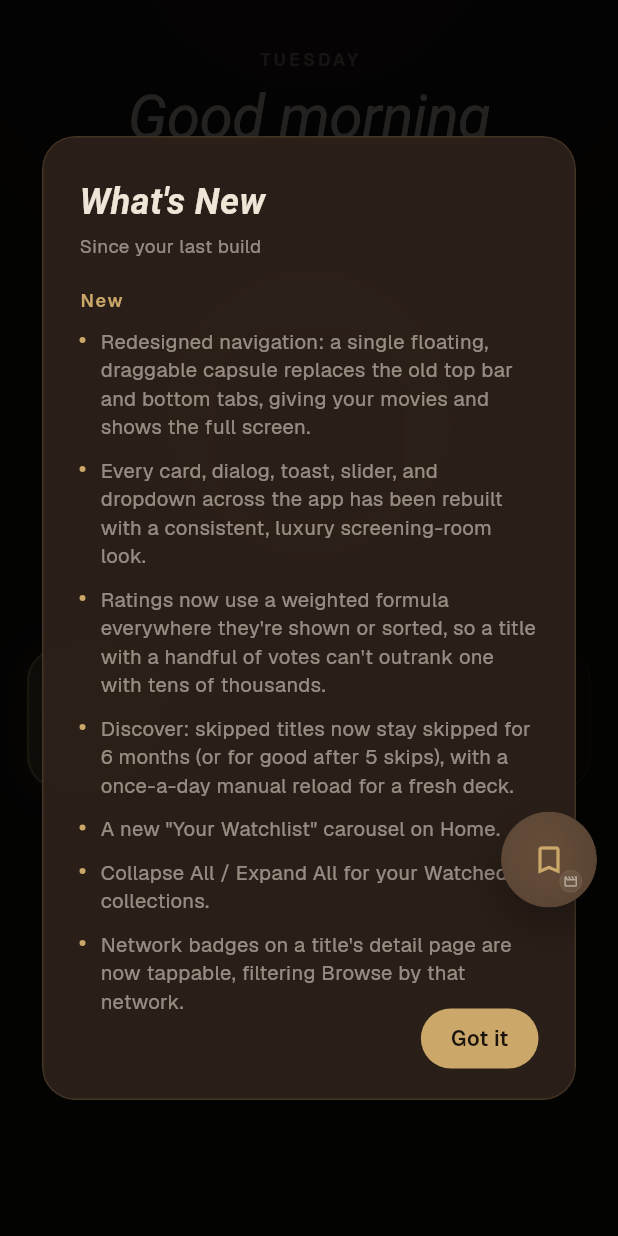
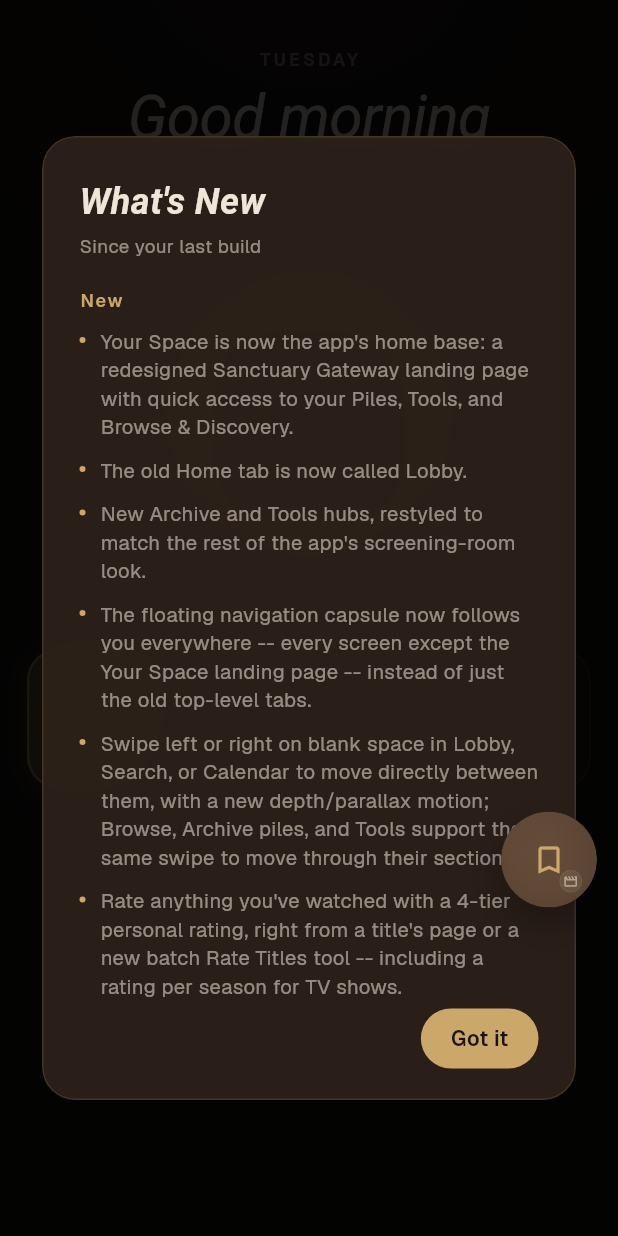
Before and after one commit to rOne-1/the-lounge, a Flutter app: the screen it shows after launch, on a phone screen of 412 x 824 dp. Run offline on Flutter 3.47's test engine with Material 3 defaults, Android fonts, the phone set to English and light mode, and no system bars; our stand-ins replace cached_network_image, file_picker, flutter_animate, flutter_dotenv, flutter_riverpod, google_fonts and 5 more; missing offline and left inert: dart:js_interop; network calls fail; Roboto replaces fonts that are missing (Bodoni Moda).

Commit message:
chore(release): update What's New content and bump version to 0.2.0
Curated a plain-language, user-facing summary of everything visibly new
or fixed since the last release (commit b5ce374): the Your Space/Lobby
redesign and global nav capsule, personal ratings/rewatch log/custom
folders/memory features from the completed Personalization Epic, and
the reliability & UX fixes from the multi-issue triage sprint. Internal
refactors, test-only commits, and invisible logging/caching changes are
excluded per the dialog's existing plain-language convention.

Co-Authored-By: Claude Sonnet 5 <noreply@anthropic.com>

```diff
--- a/lib/constants/whats_new.dart
+++ b/lib/constants/whats_new.dart
@@ -2,7 +2,7 @@
 /// the What's New dialog shows once per distinct value of this string
 /// (tracked in SharedPreferences), not once per app version/build number,
 /// so it can be updated independently of pubspec's version field.
-const String kWhatsNewVersion = '0.1.0';
+const String kWhatsNewVersion = '0.2.0';
 
 class WhatsNewSection {
   final String title;
@@ -12,37 +12,42 @@ class WhatsNewSection {
 }
 
 /// Curated, user-facing summary of everything visibly new/fixed since the
-/// previous alpha build testers had (commit 72fb2c5). Plain-language only
+/// previous alpha build testers had (commit b5ce374). Plain-language only
 /// -- no internal ticket IDs, file names, or engineering framing.
 const List<WhatsNewSection> kWhatsNewSections = [
   WhatsNewSection(
     title: 'New',
     items: [
-      'Redesigned navigation: a single floating, draggable capsule replaces the old top bar and bottom tabs, giving your movies and shows the full screen.',
-      'Every card, dialog, toast, slider, and dropdown across the app has been rebuilt with a consistent, luxury screening-room look.',
-      'Ratings now use a weighted formula everywhere they\'re shown or sorted, so a title with a handful of votes can\'t outrank one with tens of thousands.',
-      'Discover: skipped titles now stay skipped for 6 months (or for good after 5 skips), with a once-a-day manual reload for a fresh deck.',
-      'A new "Your Watchlist" carousel on Home.',
-      'Collapse All / Expand All for your Watched collections.',
-      'Network badges on a title\'s detail page are now tappable, filtering Browse by that network.',
-      'Expanded language filter, from 21 languages to 65.',
-      'A quick Settings entry point from Your Space.',
+      'Your Space is now the app\'s home base: a redesigned Sanctuary Gateway landing page with quick access to your Piles, Tools, and Browse & Discovery.',
+      'The old Home tab is now called Lobby.',
+      'New Archive and Tools hubs, restyled to match the rest of the app\'s screening-room look.',
+      'The floating navigation capsule now follows you everywhere -- every screen except the Your Space landing page -- instead of just the old top-level tabs.',
+      'Swipe left or right on blank space in Lobby, Search, or Calendar to move directly between them, with a new depth/parallax motion; Browse, Archive piles, and Tools support the same swipe to move through their sections.',
+      'Rate anything you\'ve watched with a 4-tier personal rating, right from a title\'s page or a new batch Rate Titles tool -- including a rating per season for TV shows.',
+      'New Rewatch Log: quickly log a rewatch with a date picker, and see your full watch history on a title\'s page.',
+      'New Custom Folders: create, rename, reorder, and organize titles into your own folders, independent of Watchlist/Watched/etc.',
+      'New sort and grouping options for Watchlist and Saved, including sorting by your own rating and grouping by language, plus a cleanup tool for trimming an overgrown Saved pile.',
+      'TV show pages now show a seasonal rating bar -- your rating for every season at a glance.',
+      'New "On This Day" and "Forgotten Favorites" sections on Your Space, surfacing titles you finished exactly a year (or more) ago, or loved titles you\'ve never revisited.',
+      'The Rate Titles, Custom Folders, Cleanup, and Rewatch Vault tools now respect the Movies/TV toggle instead of always mixing both.',
+      'New app icon.',
     ],
   ),
   WhatsNewSection(
     title: 'Fixed',
     items: [
-      'Multi-season shows no longer falsely show "Done" after finishing just Season 1.',
-      'The Upcoming Movies rail now shows real, far-out titles, not just ones opening in the next few weeks.',
-      'Cast member photos no longer look stretched.',
-      'Continue Watching and Next Episode cards are no longer cramped.',
-      'Undoing a Discover swipe no longer leaves the card stuck invisible off-screen.',
-      'The back button now returns to Home before exiting the app.',
-      'Tapping a cast or crew member no longer strands you on the wrong tab after backing out.',
-      'Switching bottom-nav tabs no longer resets whatever you were doing on other tabs.',
-      'Browse\'s "Load More" no longer scrambles already-loaded results.',
-      'Fixed crashes and blank cards in Browse\'s Cast & Crew filter.',
-      'Numerous performance and animation-smoothness improvements throughout.',
+      'Tapping a title now opens instantly with its poster and basic info already visible, instead of a blank loading screen.',
+      'Search now shows a loading indicator while results come in.',
+      'Searching by a cast or crew member no longer misses titles where they weren\'t in the main credited cast.',
+      'Restoring a backup with TV shows in it no longer shows an empty list.',
+      'The empty-state "Discover Titles" button now returns you cleanly to Discover instead of leaving a stray screen behind.',
+      'Fixed occasional stuttering when importing a large backup, and repeated failed lookups no longer retry instantly over and over.',
+      'Naming a folder no longer hides the input field behind the on-screen keyboard.',
+      'Fixed a crash when creating a folder on the web version.',
+      'Fixed sort and grouping (Top Rated, Release Date, Genre, Language) silently breaking after restarting the app.',
+      'Fixed the rating banner jumping to a different spot depending on the title.',
+      'Fixed per-season rating prompts only ever appearing for Season 1.',
+      'Fixed a stray yellow underline occasionally appearing under text in dialogs and the navigation capsule.',
     ],
   ),
 ];
--- a/pubspec.yaml
+++ b/pubspec.yaml
@@ -2,7 +2,7 @@ name: the_lounge
 description: A new Flutter project.
 publish_to: 'none'
 
-version: 0.1.0+1
+version: 0.2.0+2
 
 environment:
   sdk: '>=3.3.0 <4.0.0'
```
